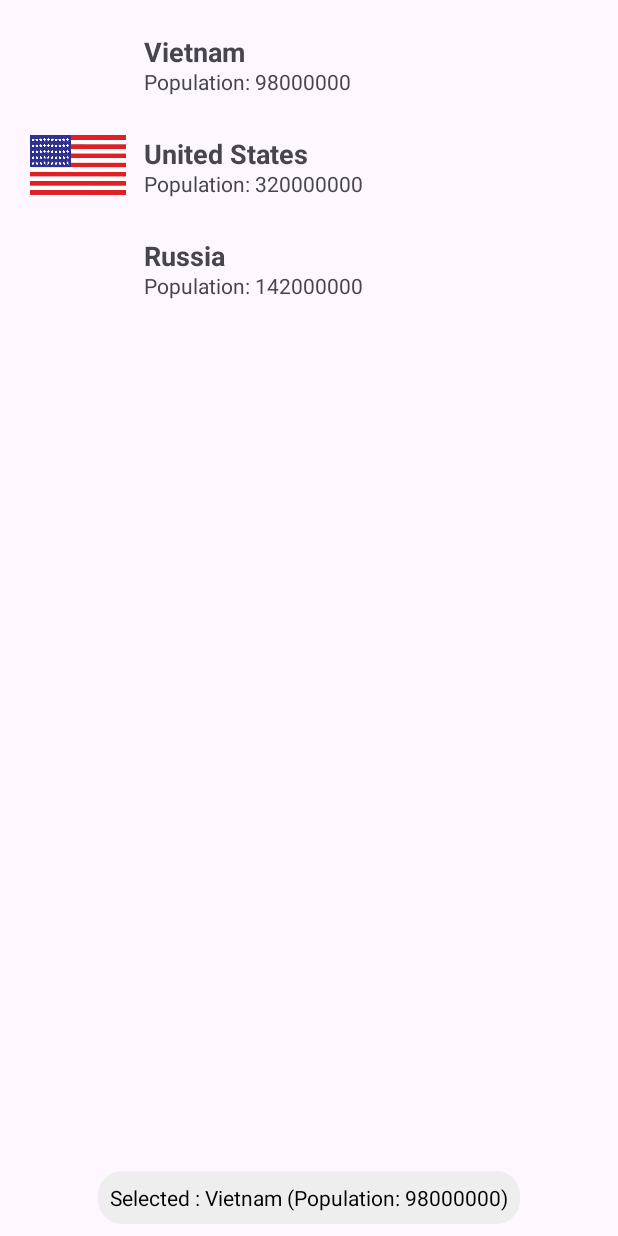
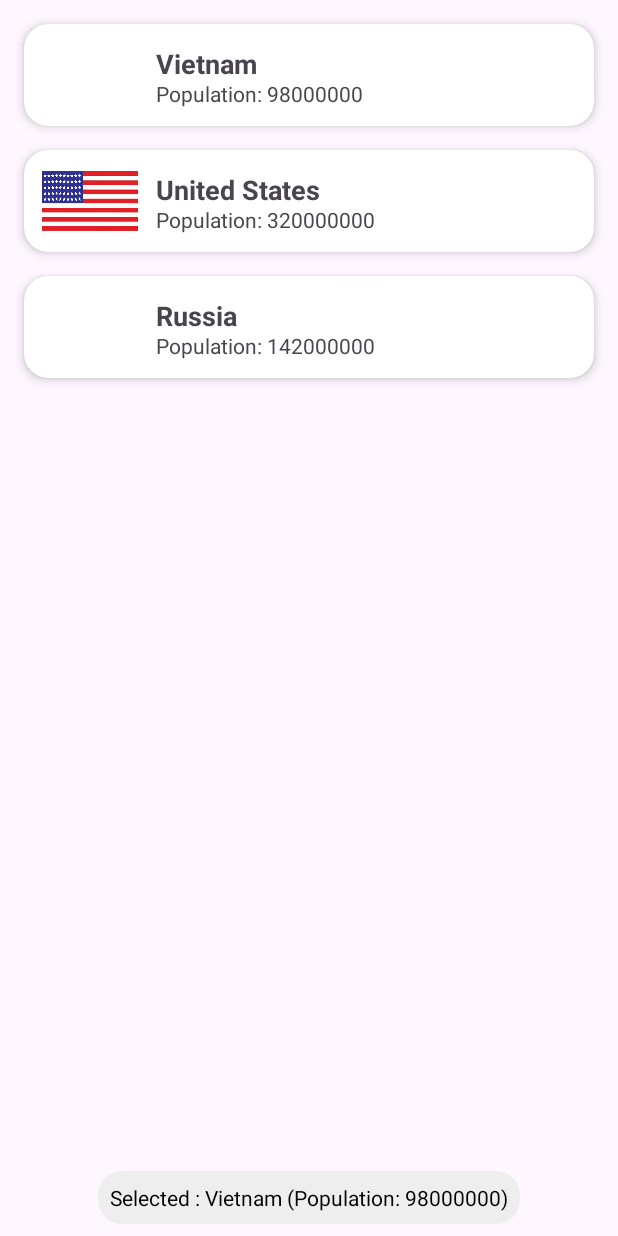
Before and after one commit to abilmazhitova/Lab06, an Android app: the screen it shows after launch (MainActivity), after a tap on "Vietnam", on a phone screen of 412 x 824 dp. Run offline under Robolectric (Android 15) with nearby library versions, the phone set to English and light mode, and no system bars.

```diff
--- a/app/src/main/java/com/example/lab06/CountryAdapter.java
+++ b/app/src/main/java/com/example/lab06/CountryAdapter.java
@@ -17,12 +17,12 @@ public class CountryAdapter extends RecyclerView.Adapter<CountryAdapter.ViewHold
     private Context context;
     private OnItemClickListener listener;
 
-    // Интерфейс для обработки кликов
+
     public interface OnItemClickListener {
         void onItemClick(Country country);
     }
 
-    // Конструктор адаптера
+
     public CountryAdapter(Context context, List<Country> countryList, OnItemClickListener listener) {
         this.context = context;
         this.countryList = countryList;
@@ -42,17 +42,32 @@ public class CountryAdapter extends RecyclerView.Adapter<CountryAdapter.ViewHold
         holder.countryName.setText(country.getCountryName());
         holder.population.setText("Population: " + country.getPopulation());
 
-        // Получаем ID изображения по имени
+
         int imageId = context.getResources().getIdentifier(
                 country.getFlagName(), "mipmap", context.getPackageName());
         holder.flag.setImageResource(imageId);
 
-        // Обработка клика
+
         holder.itemView.setOnClickListener(v -> {
             if (listener != null) {
                 listener.onItemClick(country);
             }
+
+
+            v.animate()
+                    .scaleX(0.97f)
+                    .scaleY(0.97f)
+                    .setDuration(100)
+                    .withEndAction(() -> {
+                        v.animate()
+                                .scaleX(1f)
+                                .scaleY(1f)
+                                .setDuration(100)
+                                .start();
+                    })
+                    .start();
         });
+
     }
 
     @Override
@@ -60,7 +75,7 @@ public class CountryAdapter extends RecyclerView.Adapter<CountryAdapter.ViewHold
         return countryList.size();
     }
 
-    // ViewHolder — привязка к элементам item_row.xml
+
     public static class ViewHolder extends RecyclerView.ViewHolder {
         ImageView flag;
         TextView countryName, population;
--- a/app/src/main/res/layout/item_row.xml
+++ b/app/src/main/res/layout/item_row.xml
@@ -1,7 +1,14 @@
 <?xml version="1.0" encoding="utf-8"?>
-<androidx.constraintlayout.widget.ConstraintLayout
+<androidx.cardview.widget.CardView
     xmlns:android="http://schemas.android.com/apk/res/android"
     xmlns:app="http://schemas.android.com/apk/res-auto"
+    android:layout_width="match_parent"
+    android:layout_height="wrap_content"
+    android:layout_margin="8dp"
+    app:cardElevation="4dp"
+    app:cardCornerRadius="16dp">
+
+    <androidx.constraintlayout.widget.ConstraintLayout
         android:layout_width="match_parent"
         android:layout_height="wrap_content"
         android:padding="12dp">
@@ -13,30 +20,32 @@
             android:contentDescription="flag"
             app:layout_constraintStart_toStartOf="parent"
             app:layout_constraintTop_toTopOf="parent"
-        app:layout_constraintBottom_toBottomOf="parent"/>
+            app:layout_constraintBottom_toBottomOf="parent" />
 
         <TextView
             android:id="@+id/textView_countryName"
             android:layout_width="0dp"
             android:layout_height="wrap_content"
-        android:text="Vietnam"
+            android:text="Country Name"
             android:textSize="18sp"
             android:textStyle="bold"
             android:layout_marginStart="12dp"
             app:layout_constraintStart_toEndOf="@id/imageView_flag"
             app:layout_constraintTop_toTopOf="@id/imageView_flag"
-        app:layout_constraintEnd_toEndOf="parent"/>
+            app:layout_constraintEnd_toEndOf="parent" />
 
         <TextView
             android:id="@+id/textView_population"
             android:layout_width="0dp"
             android:layout_height="wrap_content"
-        android:text="Population: 98000000"
+            android:text="Population: 12345678"
             android:textSize="14sp"
             android:layout_marginStart="12dp"
             app:layout_constraintStart_toEndOf="@id/imageView_flag"
             app:layout_constraintTop_toBottomOf="@id/textView_countryName"
             app:layout_constraintBottom_toBottomOf="@id/imageView_flag"
-        app:layout_constraintEnd_toEndOf="parent"/>
+            app:layout_constraintEnd_toEndOf="parent" />
 
     </androidx.constraintlayout.widget.ConstraintLayout>
+
+</androidx.cardview.widget.CardView>
```
Lines whose indentation alone changed are shown as unchanged.
